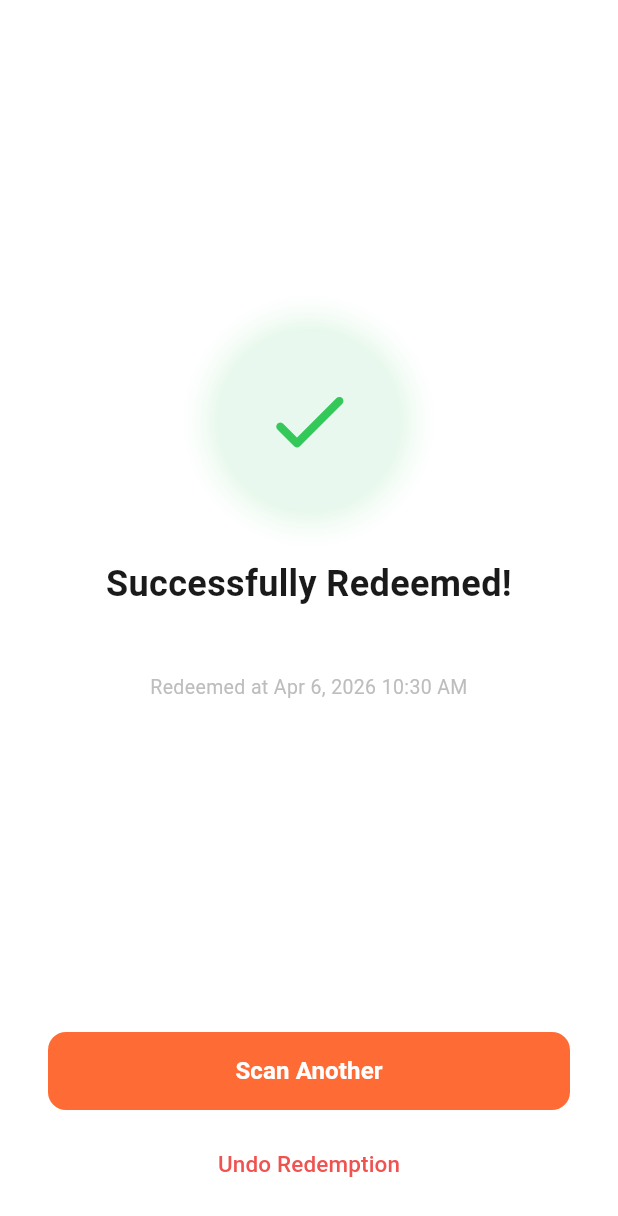
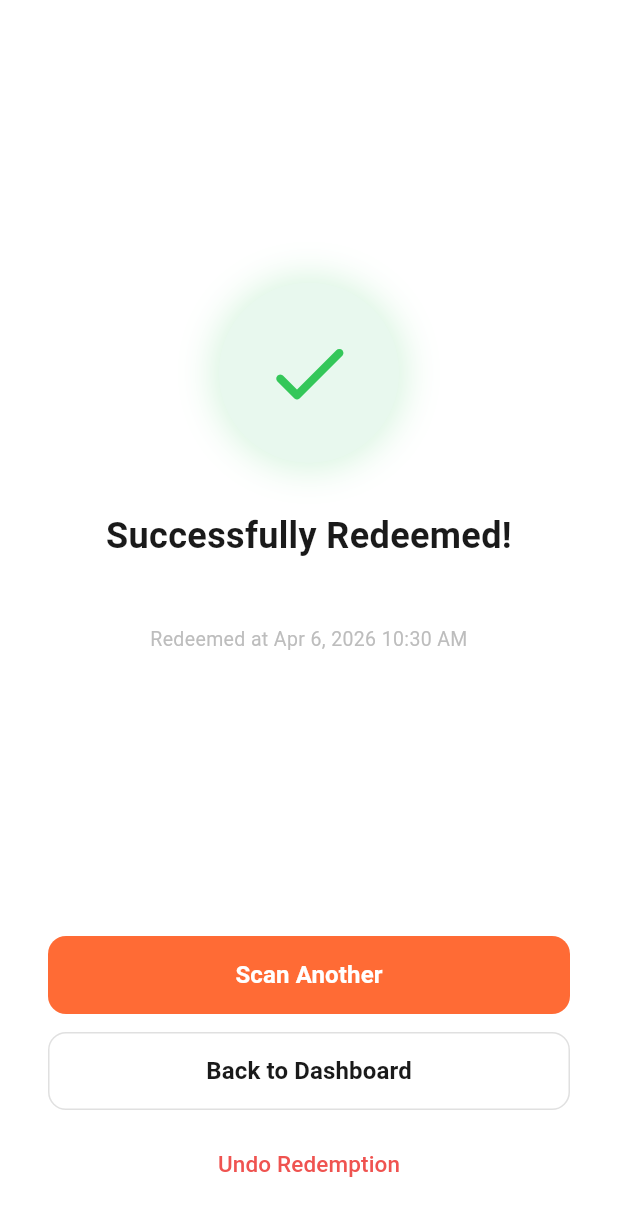
Before and after one commit to howardshan/coupon-app, a Flutter app: the RedemptionSuccessPage screen opened directly with empty values, on a phone screen of 412 x 824 dp. Shown: the top 1216 px of the screen. Run offline on Flutter 3.47's test engine with Material 3 defaults, Android fonts, the phone set to English and light mode, and no system bars; our stand-ins replace cached_network_image, firebase_core, firebase_messaging, flutter_dotenv, flutter_local_notifications, flutter_rating_bar and 12 more; missing offline and left inert: flutter_stripe, mobile_scanner; accounts and stored records are empty; network calls fail; Roboto replaces fonts that are missing (SF Pro Display).

Commit message:
问题修复：商家端 核销确认页面功能修复 + 缺失功能补齐
1. 「Scan Another」仍回到确认页的问题
已改：scan_page.dart 里验证券成功后改为 context.push('/scan/verify', extra: couponInfo)，与 app_router.dart 里 /scan 下的子路由 verify 一致。
已去掉：对 CouponVerifyPage 的 MaterialPageRoute 单独压栈，避免 GoRouter 只切到 /scan 时下面还叠着一层 Material 确认页。
相机：_onDetect 里在 _verifyCoupon 之后仍会 _cameraController?.start()，从确认页返回时扫描可以继续（与原先「失败后恢复扫描」的行为一致）。
2. 成功页缺少「回主页」出口
已加：redemption_success_page.dart 在「Scan Another」下方有 Back to Dashboard 按钮：reset() + context.go('/dashboard')。
小结
项	状态
统一用 GoRouter 打开确认页
完成
成功页 Back to Dashboard
完成
flutter analyze（scan 目录）
无问题
建议在真机/模拟器上再跑一遍：扫码 → 确认核销 → 成功页 → Scan Another 应直接回到扫码界面；Back to Dashboard 应回到仪表盘 Tab。若你还有「手动输入码」路径也要测一遍，逻辑同样走 _verifyCoupon。

```diff
--- a/dealjoy_merchant/lib/features/scan/pages/redemption_success_page.dart
+++ b/dealjoy_merchant/lib/features/scan/pages/redemption_success_page.dart
@@ -210,7 +210,6 @@ class _RedemptionSuccessPageState
                 child: ElevatedButton(
                   key: const ValueKey('redemption_done_btn'),
                   onPressed: () {
-                    // 重置 ScanNotifier 状态，回到扫码页
                     ref.read(scanNotifierProvider.notifier).reset();
                     context.go('/scan');
                   },
@@ -224,6 +223,34 @@ class _RedemptionSuccessPageState
                   ),
                   child: const Text(
                     'Scan Another',
+                    style: TextStyle(
+                      fontSize: 16,
+                      fontWeight: FontWeight.w600,
+                    ),
+                  ),
+                ),
+              ),
+              const SizedBox(height: 12),
+
+              // 返回仪表盘（不依赖底部 Tab）
+              SizedBox(
+                width: double.infinity,
+                height: 52,
+                child: OutlinedButton(
+                  key: const ValueKey('redemption_dashboard_btn'),
+                  onPressed: () {
+                    ref.read(scanNotifierProvider.notifier).reset();
+                    context.go('/dashboard');
+                  },
+                  style: OutlinedButton.styleFrom(
+                    foregroundColor: const Color(0xFF1A1A1A),
+                    side: BorderSide(color: Colors.grey.shade300),
+                    shape: RoundedRectangleBorder(
+                      borderRadius: BorderRadius.circular(12),
+                    ),
+                  ),
+                  child: const Text(
+                    'Back to Dashboard',
                     style: TextStyle(
                       fontSize: 16,
                       fontWeight: FontWeight.w600,
--- a/dealjoy_merchant/lib/features/scan/pages/scan_page.dart
+++ b/dealjoy_merchant/lib/features/scan/pages/scan_page.dart
@@ -10,7 +10,6 @@ import 'package:go_router/go_router.dart';
 import 'package:mobile_scanner/mobile_scanner.dart';
 import '../models/coupon_info.dart';
 import '../providers/scan_provider.dart';
-import 'coupon_verify_page.dart';
 
 class ScanPage extends ConsumerStatefulWidget {
   const ScanPage({super.key});
@@ -104,12 +103,8 @@ class _ScanPageState extends ConsumerState<ScanPage>
     state.when(
       data: (couponInfo) {
         if (couponInfo != null) {
-          // 跳转到确认页
-          Navigator.of(context).push(
-            MaterialPageRoute<void>(
-              builder: (_) => CouponVerifyPage(couponInfo: couponInfo),
-            ),
-          );
+          // 与 go_router 子路由一致，避免 Material 栈残留导致「再扫一次」仍显示确认页
+          context.push('/scan/verify', extra: couponInfo);
         }
       },
       error: (e, _) {
```
